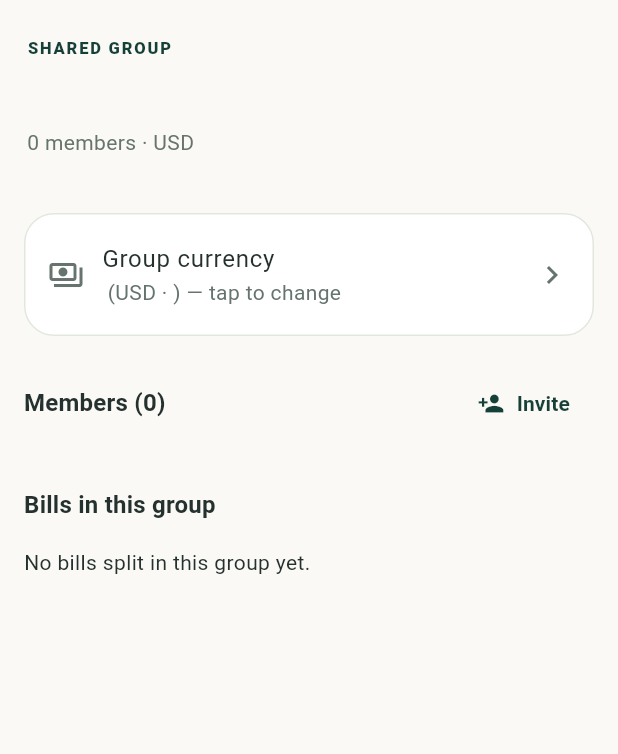
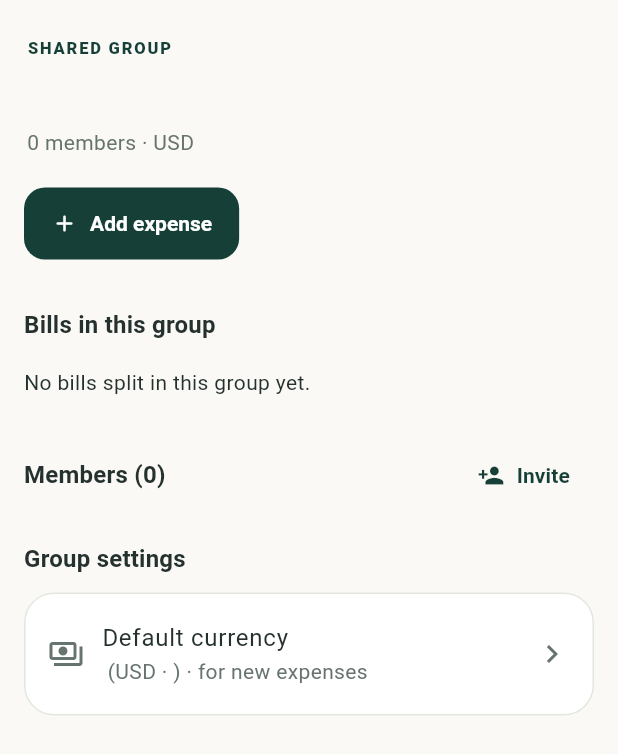
Before and after one commit to Haiderdogar/Splitwize, a Flutter app: the _GroupBody widget shown alone on an empty page, opened directly with empty values, on a phone screen of 412 x 824 dp. Shown: the top 754 px of the screen. Run offline on Flutter 3.47's test engine with Material 3 defaults, Android fonts, the phone set to English and light mode, and no system bars; our stand-ins replace cloud_firestore, connectivity_plus, firebase_auth, firebase_core, firebase_crashlytics, firebase_messaging and 10 more; missing offline and left inert: currency_picker, purchases_flutter; accounts and stored records are empty; generated files the repository leaves out were written again.

Commit message:
Prioritize group expenses and settlements; add preselected expense action and searchable groups

```diff
--- a/lib/providers/form_providers.dart
+++ b/lib/providers/form_providers.dart
@@ -147,6 +147,12 @@ class CreateBillFormState {
 class CreateBillForm extends _$CreateBillForm {
   @override
   CreateBillFormState build() => const CreateBillFormState();
+
+  /// Start a fresh expense in a specific group instead of carrying a
+  /// previous draft into the new flow.
+  void beginForGroup(String id) {
+    state = CreateBillFormState(groupId: id);
+  }
 
   void setTitle(String v) => state = state.copyWith(title: v);
 
--- a/lib/screens/group_detail_screen.dart
+++ b/lib/screens/group_detail_screen.dart
@@ -11,6 +11,7 @@ import '../utils/current_user_identity.dart';
 import '../widgets/state_widgets.dart';
 import '../widgets/studio_ui.dart';
 import 'bill_detail_screen.dart';
+import 'create_bill_screen.dart';
 import 'bills_tab.dart' show currencyLabel, formatMoney;
 
 /// The group's currency row: shows the current currency and lets any
@@ -28,8 +29,8 @@ class _GroupCurrencyTile extends StatelessWidget {
       builder: (context, ref, _) => Card(
         child: ListTile(
           leading: const Icon(Icons.payments_outlined),
-          title: const Text('Group currency'),
-          subtitle: Text('${currencyLabel(group.currency)} — tap to change'),
+          title: const Text('Default currency'),
+          subtitle: Text('${currencyLabel(group.currency)} · for new expenses'),
           trailing: const Icon(Icons.chevron_right),
           onTap: () => showCurrencyPicker(
             context: context,
@@ -43,7 +44,7 @@ class _GroupCurrencyTile extends StatelessWidget {
                   ScaffoldMessenger.of(context).showSnackBar(
                     SnackBar(
                         content: Text(
-                            'Group currency changed to ${c.code}. New bills will use it.')),
+                            'Default currency changed to ${c.code}. Existing bills are unchanged.')),
                   );
                 }
               } catch (e) {
@@ -100,8 +101,6 @@ class _GroupBody extends StatelessWidget {
 
   @override
   Widget build(BuildContext context) {
-    // Slivers + builder lists: member/invitee/bill rows are built
-    // lazily, only for what's on screen.
     return CustomScrollView(
       slivers: [
         SliverPadding(
@@ -113,12 +112,50 @@ class _GroupBody extends StatelessWidget {
                 PageIntroduction(
                   eyebrow: 'SHARED GROUP',
                   title: group.name,
-                  description: '${group.members.length} ${group.members.length == 1 ? 'member' : 'members'} · ${group.currency}',
+                  description: '${group.members.length} '
+                      '${group.members.length == 1 ? 'member' : 'members'}'
+                      ' · ${group.currency}',
                 ),
-                const SizedBox(height: 12),
-                _GroupCurrencyTile(group: group),
-                const SizedBox(height: 16),
-                Row(
+                // A new group expense starts with this group preselected.
+                Consumer(
+                  builder: (context, ref, _) => FilledButton.icon(
+                    onPressed: () {
+                      ref.read(createBillFormProvider.notifier)
+                          .beginForGroup(group.id);
+                      Navigator.of(context).push(MaterialPageRoute(
+                        builder: (_) => const CreateBillScreen()));
+                    },
+                    icon: const Icon(Icons.add_rounded),
+                    label: const Text('Add expense'),
+                  ),
+                ),
+              ],
+            ),
+          ),
+        ),
+        // Money and bills come before settings and membership management.
+        SliverPadding(
+          padding: const EdgeInsets.fromLTRB(16, 16, 16, 0),
+          sliver: _SimplifyDebtsSection(groupId: group.id),
+        ),
+        SliverPadding(
+          padding: const EdgeInsets.fromLTRB(16, 16, 16, 8),
+          sliver: SliverToBoxAdapter(
+            child: Text(
+              'Bills in this group',
+              style: Theme.of(context).textTheme.titleMedium
+                  ?.copyWith(fontWeight: FontWeight.bold),
+            ),
+          ),
+        ),
+        SliverPadding(
+          padding: const EdgeInsets.symmetric(horizontal: 16),
+          sliver: _GroupBills(groupId: group.id),
+        ),
+        SliverPadding(
+          padding: const EdgeInsets.fromLTRB(16, 20, 16, 0),
+          sliver: SliverToBoxAdapter(
+            child: Row(
               mainAxisAlignment: MainAxisAlignment.spaceBetween,
               children: [
                 Expanded(
@@ -126,31 +163,22 @@ class _GroupBody extends StatelessWidget {
                     'Members (${group.members.length})',
                     maxLines: 1,
                     overflow: TextOverflow.ellipsis,
-                        style: Theme.of(context)
-                            .textTheme
-                            .titleMedium
+                    style: Theme.of(context).textTheme.titleMedium
                         ?.copyWith(fontWeight: FontWeight.bold),
                   ),
                 ),
-                    // Invite button needs connection state.
                 Consumer(
                   builder: (context, ref, _) {
-                        final conns =
-                            ref.watch(connectionsProvider).value ?? [];
+                    final conns = ref.watch(connectionsProvider).value ?? [];
                     final myUid = ref.watch(currentUidProvider) ?? '';
-                        final candidates = conns
-                            .where((c) =>
+                    final candidates = conns.where((c) =>
                         !group.members.contains(c.uid) &&
-                                !group.invited.contains(c.uid))
-                            .toList();
+                        !group.invited.contains(c.uid)).toList();
                     return TextButton.icon(
                       onPressed: candidates.isEmpty
-                              ? () =>
-                                  ScaffoldMessenger.of(context).showSnackBar(
-                                    const SnackBar(
-                                        content: Text(
-                                            'No more connected friends to invite.')),
-                                  )
+                          ? () => ScaffoldMessenger.of(context).showSnackBar(
+                              const SnackBar(content: Text(
+                                'No more connected friends to invite.')))
                           : () => showDialog(
                               context: context,
                               builder: (_) => _InviteDialog(
@@ -166,11 +194,8 @@ class _GroupBody extends StatelessWidget {
                 ),
               ],
             ),
-              ],
           ),
         ),
-        ),
-        // Only the member list reacts to member state.
         SliverPadding(
           padding: const EdgeInsets.symmetric(horizontal: 16),
           sliver: Consumer(
@@ -203,8 +228,7 @@ class _GroupBody extends StatelessWidget {
                       leading: CircleAvatar(child: Text(m.uid == myUid
                           ? identity.initials : m.initials)),
                       title: Text(m.uid == myUid
-                          ? '${identity.name} (you)'
-                          : m.displayName),
+                          ? '${identity.name} (you)' : m.displayName),
                       subtitle: Text(m.uid == myUid
                           ? identity.email : m.email),
                     );
@@ -230,26 +254,18 @@ class _GroupBody extends StatelessWidget {
           ),
         ],
         SliverPadding(
-          padding: const EdgeInsets.fromLTRB(16, 16, 16, 0),
-          sliver: _SimplifyDebtsSection(groupId: group.id),
-        ),
-        SliverPadding(
-          padding: const EdgeInsets.fromLTRB(16, 16, 16, 8),
+          padding: const EdgeInsets.fromLTRB(16, 20, 16, 5),
           sliver: SliverToBoxAdapter(
-            child: Text(
-              'Bills in this group',
-              style: Theme.of(context)
-                  .textTheme
-                  .titleMedium
-                  ?.copyWith(fontWeight: FontWeight.bold),
-            ),
+            child: Text('Group settings',
+              style: Theme.of(context).textTheme.titleMedium
+                  ?.copyWith(fontWeight: FontWeight.bold)),
           ),
         ),
         SliverPadding(
           padding: const EdgeInsets.symmetric(horizontal: 16),
-          sliver: _GroupBills(groupId: group.id),
+          sliver: SliverToBoxAdapter(child: _GroupCurrencyTile(group: group)),
         ),
-        const SliverToBoxAdapter(child: SizedBox(height: 16)),
+        const SliverToBoxAdapter(child: SizedBox(height: 22)),
       ],
     );
   }
```
Also changed, not shown: lib/screens/groups_tab.dart (+35 -6 lines). Lines whose indentation alone changed are shown as unchanged.
